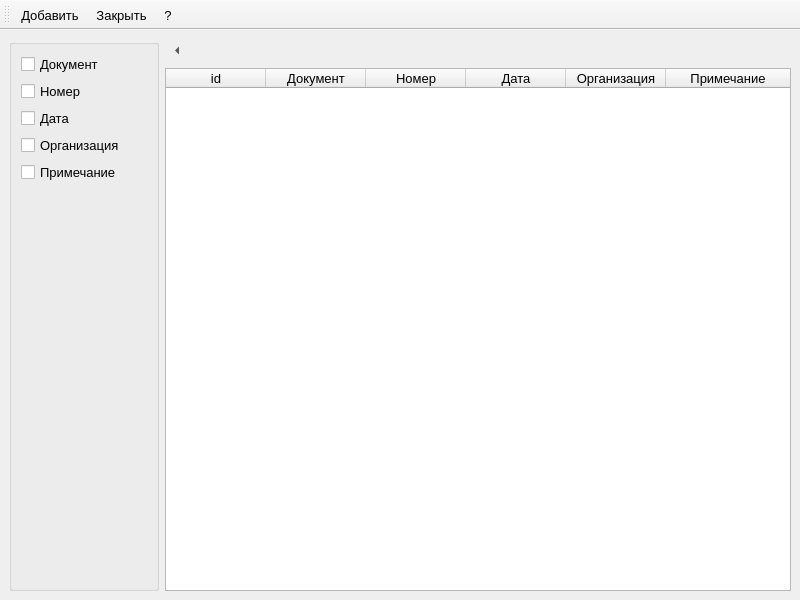
Qt form librarian/docs.ui (Skyrim78/Librarian) before a commit.
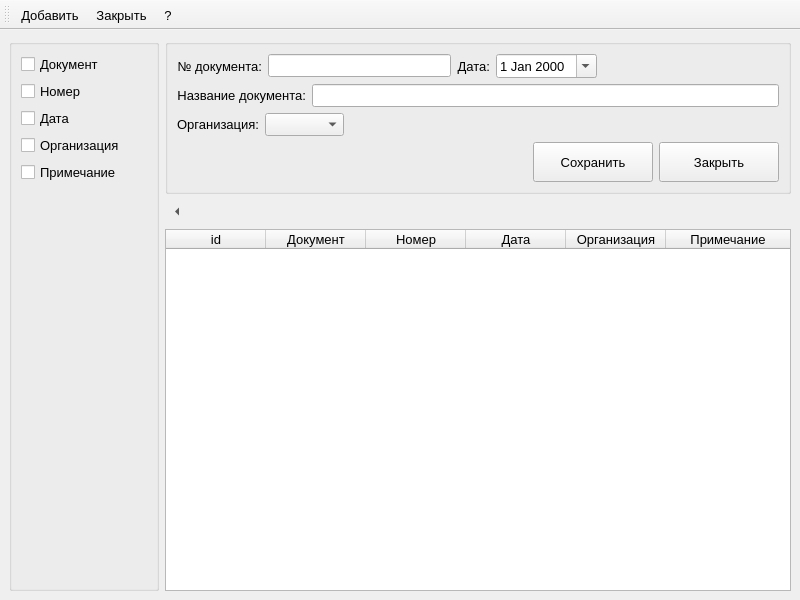
The same form after that commit.

The edit to the form file:
```diff
--- a/librarian/docs.ui
+++ b/librarian/docs.ui
@@ -19,9 +19,9 @@
    <string>MainWindow</string>
   </property>
   <widget class="QWidget" name="centralwidget">
-   <layout class="QGridLayout" name="gridLayout_2">
+   <layout class="QGridLayout" name="gridLayout_3">
     <item row="0" column="0">
-     <layout class="QHBoxLayout" name="horizontalLayout_2">
+     <layout class="QHBoxLayout" name="horizontalLayout_6">
       <item>
        <widget class="QGroupBox" name="groupBox_column">
         <property name="minimumSize">
@@ -96,7 +96,165 @@
        </widget>
       </item>
       <item>
-       <layout class="QVBoxLayout" name="verticalLayout">
+       <layout class="QVBoxLayout" name="verticalLayout_3">
+        <item>
+         <widget class="QGroupBox" name="groupBox_doc">
+          <property name="title">
+           <string/>
+          </property>
+          <layout class="QGridLayout" name="gridLayout_2">
+           <item row="0" column="0">
+            <layout class="QHBoxLayout" name="horizontalLayout_5">
+             <item>
+              <widget class="QLabel" name="label">
+               <property name="text">
+                <string>№ документа:</string>
+               </property>
+               <property name="alignment">
+                <set>Qt::AlignRight|Qt::AlignTrailing|Qt::AlignVCenter</set>
+               </property>
+              </widget>
+             </item>
+             <item>
+              <widget class="QLineEdit" name="lineEdit_num"/>
+             </item>
+             <item>
+              <widget class="QLabel" name="label_2">
+               <property name="text">
+                <string>Дата:</string>
+               </property>
+               <property name="alignment">
+                <set>Qt::AlignRight|Qt::AlignTrailing|Qt::AlignVCenter</set>
+               </property>
+              </widget>
+             </item>
+             <item>
+              <widget class="QDateEdit" name="dateEdit_doc">
+               <property name="calendarPopup">
+                <bool>true</bool>
+               </property>
+              </widget>
+             </item>
+             <item>
+              <spacer name="horizontalSpacer_2">
+               <property name="orientation">
+                <enum>Qt::Horizontal</enum>
+               </property>
+               <property name="sizeHint" stdset="0">
+                <size>
+                 <width>40</width>
+                 <height>20</height>
+                </size>
+               </property>
+              </spacer>
+             </item>
+            </layout>
+           </item>
+           <item row="1" column="0">
+            <layout class="QHBoxLayout" name="horizontalLayout_4">
+             <item>
+              <widget class="QLabel" name="label_3">
+               <property name="text">
+                <string>Название документа:</string>
+               </property>
+               <property name="alignment">
+                <set>Qt::AlignRight|Qt::AlignTrailing|Qt::AlignVCenter</set>
+               </property>
+              </widget>
+             </item>
+             <item>
+              <widget class="QLineEdit" name="lineEdit_name"/>
+             </item>
+            </layout>
+           </item>
+           <item row="2" column="0">
+            <layout class="QHBoxLayout" name="horizontalLayout_3">
+             <item>
+              <widget class="QLabel" name="label_4">
+               <property name="text">
+                <string>Организация:</string>
+               </property>
+               <property name="alignment">
+                <set>Qt::AlignRight|Qt::AlignTrailing|Qt::AlignVCenter</set>
+               </property>
+              </widget>
+             </item>
+             <item>
+              <widget class="QComboBox" name="comboBox_org"/>
+             </item>
+             <item>
+              <spacer name="horizontalSpacer_3">
+               <property name="orientation">
+                <enum>Qt::Horizontal</enum>
+               </property>
+               <property name="sizeHint" stdset="0">
+                <size>
+                 <width>40</width>
+                 <height>20</height>
+                </size>
+               </property>
+              </spacer>
+             </item>
+            </layout>
+           </item>
+           <item row="3" column="0">
+            <layout class="QHBoxLayout" name="horizontalLayout_2">
+             <item>
+              <spacer name="horizontalSpacer_4">
+               <property name="orientation">
+                <enum>Qt::Horizontal</enum>
+               </property>
+               <property name="sizeHint" stdset="0">
+                <size>
+                 <width>40</width>
+                 <height>20</height>
+                </size>
+               </property>
+              </spacer>
+             </item>
+             <item>
+              <widget class="QPushButton" name="pushButton_save">
+               <property name="minimumSize">
+                <size>
+                 <width>120</width>
+                 <height>40</height>
+                </size>
+               </property>
+               <property name="maximumSize">
+                <size>
+                 <width>120</width>
+                 <height>40</height>
+                </size>
+               </property>
+               <property name="text">
+                <string>Сохранить</string>
+               </property>
+              </widget>
+             </item>
+             <item>
+              <widget class="QPushButton" name="pushButton_close">
+               <property name="minimumSize">
+                <size>
+                 <width>120</width>
+                 <height>40</height>
+                </size>
+               </property>
+               <property name="maximumSize">
+                <size>
+                 <width>120</width>
+                 <height>40</height>
+                </size>
+               </property>
+               <property name="text">
+                <string>Закрыть</string>
+               </property>
+              </widget>
+             </item>
+            </layout>
+           </item>
+          </layout>
+         </widget>
+        </item>
         <item>
          <layout class="QHBoxLayout" name="horizontalLayout">
           <item>
```
